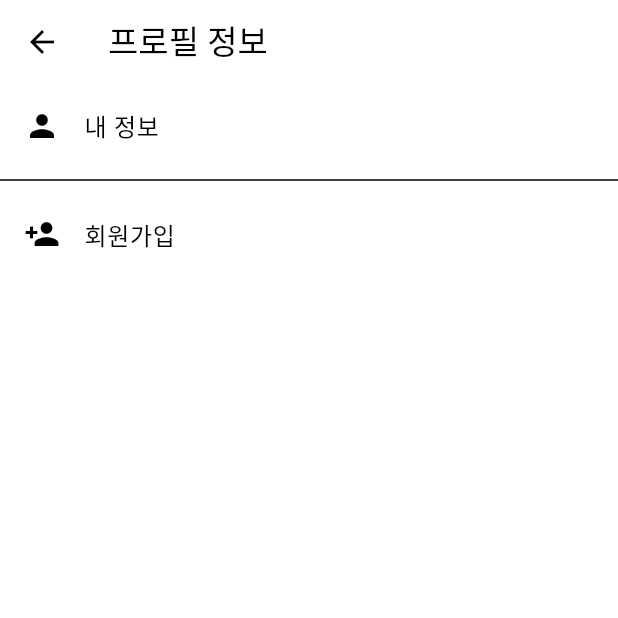
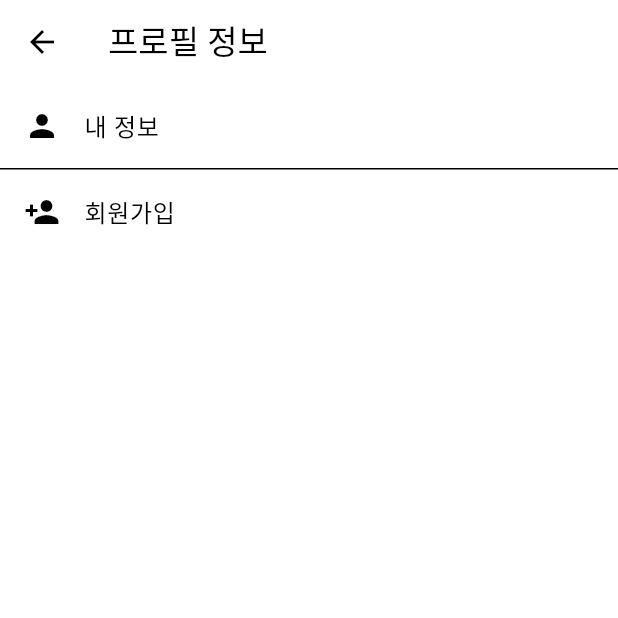
Before and after one commit to KimDaegun00/capstone01, a Flutter app: the ProfileScreen screen opened directly, on a phone screen of 412 x 824 dp, the top half of it. Run offline on Flutter 3.47's test engine with Material 3 defaults, Android fonts, the phone set to English and light mode, and no system bars; our stand-ins replace flutter_dotenv, shared_preferences, supabase_flutter, webview_flutter; accounts and stored records are empty.

Commit message:
다크모드 수정

```diff
--- a/lib/nav_screens/profile_screen.dart
+++ b/lib/nav_screens/profile_screen.dart
@@ -1,31 +1,34 @@
 import 'package:flutter/material.dart';
-import 'package:capstone/nav_screens/settingsScreen.dart';
 import 'package:capstone/nav_screens/joinform.dart';
 
 class ProfileScreen extends StatelessWidget {
   @override
   Widget build(BuildContext context) {
+    final cs = Theme.of(context).colorScheme;
+
     return Scaffold(
       appBar: AppBar(
-        title: Text('프로필 정보'),
-        backgroundColor: Colors.white,
-        foregroundColor: Colors.black,
+        title: const Text('프로필 정보'),
+        // 라이트/다크 테마에 맞게 자동 적용
+        backgroundColor: cs.surface,
+        foregroundColor: cs.onSurface,
+        elevation: 0,
       ),
       body: ListView(
         children: [
           ListTile(
-            leading: Icon(Icons.person),
-            title: Text('내 정보'),
+            leading: const Icon(Icons.person),
+            title: const Text('내 정보'),
             onTap: () {
               ScaffoldMessenger.of(context).showSnackBar(
-                SnackBar(content: Text('내 정보 클릭됨')),
+                const SnackBar(content: Text('내 정보 클릭됨')),
               );
             },
           ),
-          Divider(),
+          const Divider(height: 1),
           ListTile(
-            leading: Icon(Icons.person_add),  // 회원가입 아이콘
-            title: Text('회원가입'),
+            leading: const Icon(Icons.person_add),
+            title: const Text('회원가입'),
             onTap: () {
               Navigator.push(
                 context,
```
Also changed, not shown: lib/nav_screens/settingsScreen.dart (+8 -4 lines).
